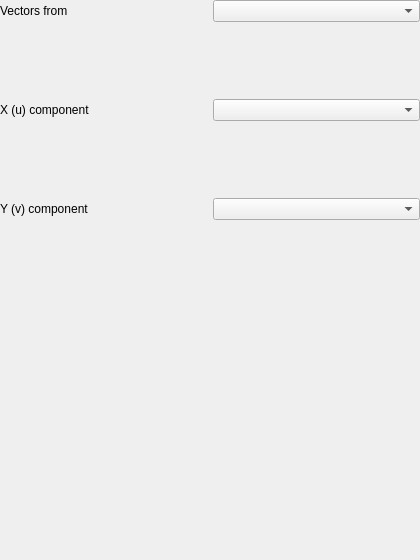
qgis/QGIS, file src/ui/raster/qgsrastervectorfieldrendererwidget.ui: the form before one commit.
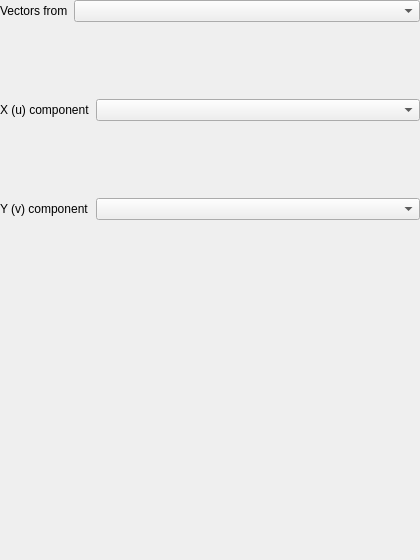
The form after the commit. Custom widgets are drawn as their Qt base class.

Commit message: Tidy up GUI elements

What changed in the file:
```diff
--- a/src/ui/raster/qgsrastervectorfieldrendererwidget.ui
+++ b/src/ui/raster/qgsrastervectorfieldrendererwidget.ui
@@ -27,7 +27,7 @@
     <number>0</number>
    </property>
    <item>
-    <layout class="QGridLayout" name="mSourceModeLayout">
+    <layout class="QGridLayout" name="mSourceModeLayout" columnstretch="0,1">
      <item row="0" column="0">
       <widget class="QLabel" name="mSourceModeLabel">
        <property name="text">
@@ -49,7 +49,7 @@
       <number>0</number>
      </property>
      <widget class="QWidget" name="mComponentBandsPage">
-      <layout class="QGridLayout" name="mBandsLayout">
+      <layout class="QGridLayout" name="mBandsLayout" columnstretch="0,1">
        <property name="leftMargin">
         <number>0</number>
        </property>
@@ -62,19 +62,12 @@
        <property name="bottomMargin">
         <number>0</number>
        </property>
-       <item row="0" column="0">
-        <widget class="QLabel" name="mXBandLabel">
-         <property name="text">
-          <string>X (u) component</string>
-         </property>
-         <property name="buddy">
-          <cstring>mXBandComboBox</cstring>
-         </property>
-        </widget>
-       </item>
        <item row="0" column="1">
         <widget class="QgsRasterBandComboBox" name="mXBandComboBox"/>
        </item>
+       <item row="1" column="1">
+        <widget class="QgsRasterBandComboBox" name="mYBandComboBox"/>
+       </item>
        <item row="1" column="0">
         <widget class="QLabel" name="mYBandLabel">
          <property name="text">
@@ -85,8 +78,15 @@
          </property>
         </widget>
        </item>
-       <item row="1" column="1">
-        <widget class="QgsRasterBandComboBox" name="mYBandComboBox"/>
+       <item row="0" column="0">
+        <widget class="QLabel" name="mXBandLabel">
+         <property name="text">
+          <string>X (u) component</string>
+         </property>
+         <property name="buddy">
+          <cstring>mXBandComboBox</cstring>
+         </property>
+        </widget>
        </item>
       </layout>
      </widget>
```
Left out of the diff: 4 changed lines with no effect on the pictures. The commit also changes 3 other files.
